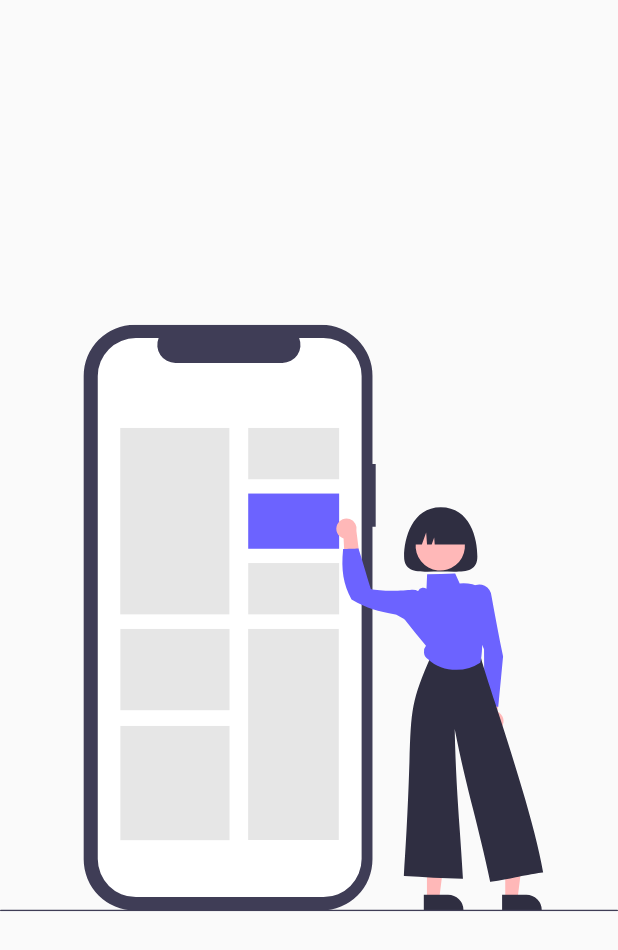
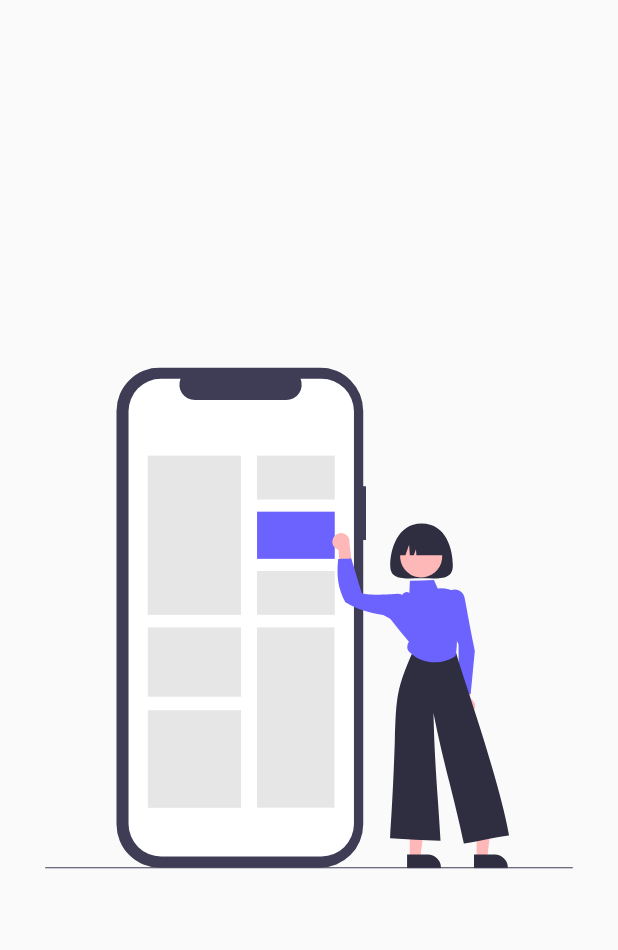
Before and after one commit to SoyJorgeDiaz5/flutter_design_and_animations, a Flutter app: the screen it shows after launch, on a phone screen of 412 x 824 dp. Shown: the top 950 px of the screen. Run offline on Flutter 3.47's test engine with Material 2 defaults, Android fonts, the phone set to English and light mode, and no system bars; our stand-ins replace flutter_svg.

Commit message:
feat(slideshow): creates Slide widget

```diff
--- a/lib/src/pages/slideshow_page.dart
+++ b/lib/src/pages/slideshow_page.dart
@@ -1,14 +1,49 @@
 import 'package:flutter/material.dart';
 import 'package:flutter_svg/flutter_svg.dart';
+
 class SlideShowPage extends StatelessWidget {
   const SlideShowPage({Key? key}) : super(key: key);
 
   @override
   Widget build(BuildContext context) {
-    return Scaffold(
+    return const Scaffold(
       body: Center(
-        child: SvgPicture.asset('assets/svg/mobile_feed.svg'),
+        child: _Slides(),
       ),
     );
   }
 }
+
+class _Slides extends StatelessWidget {
+  const _Slides({Key? key}) : super(key: key);
+
+  @override
+  Widget build(BuildContext context) {
+    return PageView(
+      children: const [
+        _Slide(svg: 'assets/svg/mobile_feed.svg'),
+        _Slide(svg: 'assets/svg/mobile_ux.svg'),
+        _Slide(svg: 'assets/svg/online_world.svg'),
+      ],
+    );
+  }
+}
+
+class _Slide extends StatelessWidget {
+  const _Slide({
+    Key? key,
+    required this.svg,
+  }) : super(key: key);
+
+  final String svg;
+
+  @override
+  Widget build(BuildContext context) {
+    return Container(
+      width: double.infinity,
+      height: double.infinity,
+      padding: const EdgeInsets.all(30),
+      child: SvgPicture.asset(svg),
+    );
+  }
+}
```
